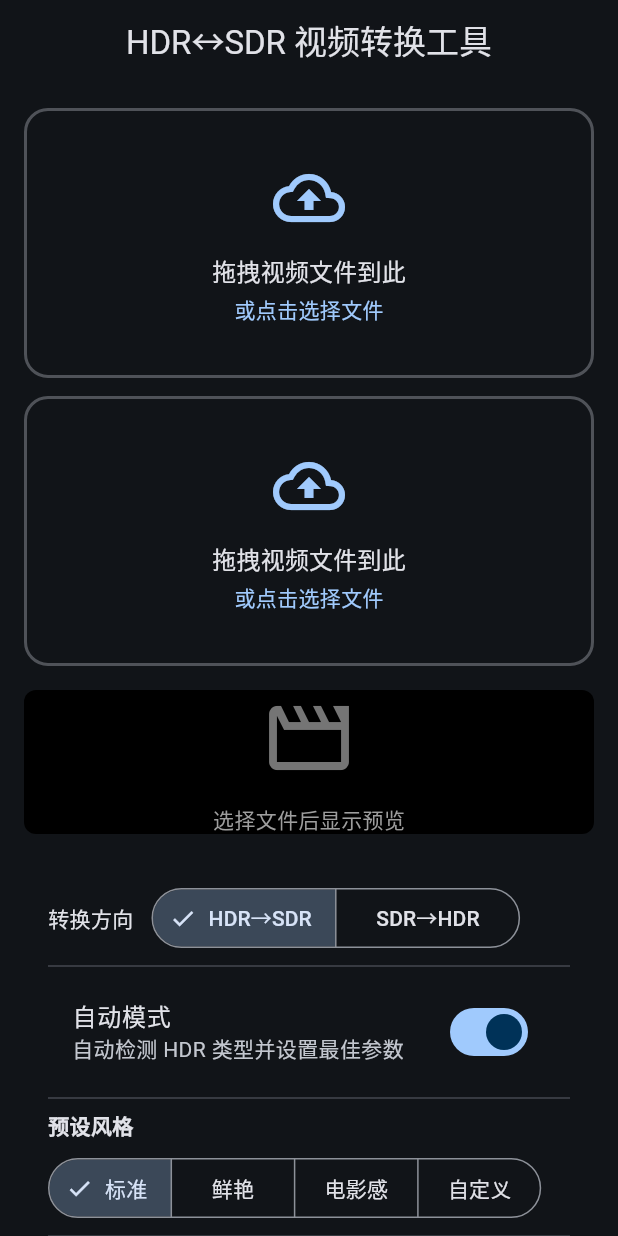
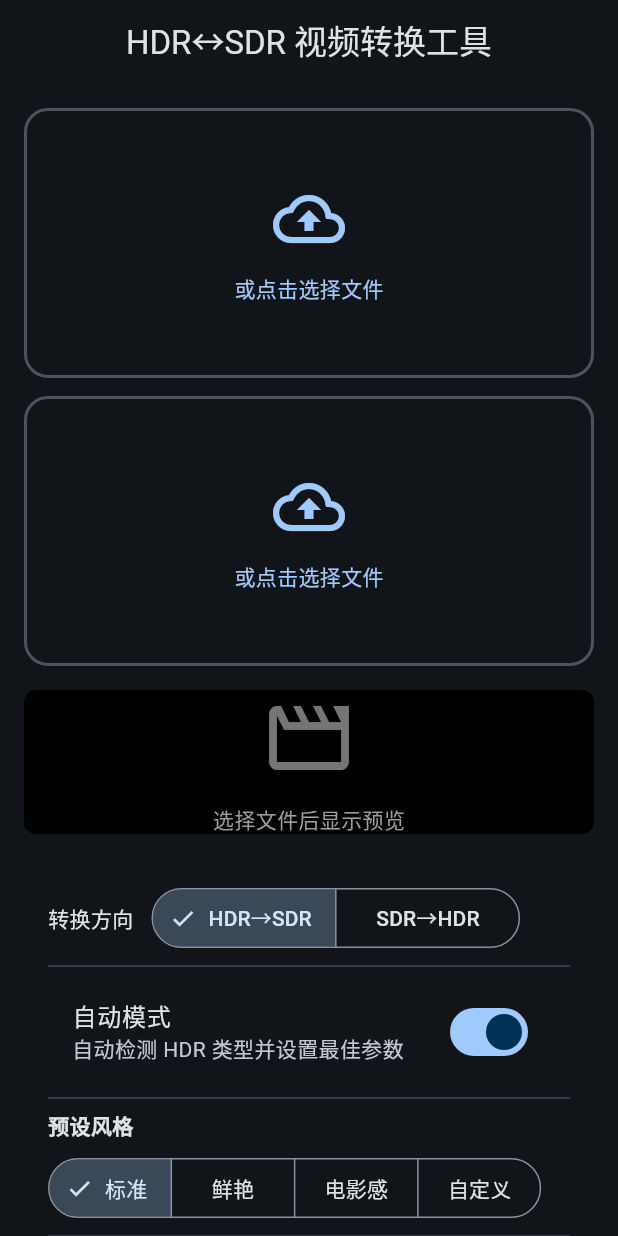
Before and after one commit to Dremous/hdr2sdr, a Flutter app: the screen it shows after launch, on a phone screen of 412 x 824 dp. Run offline on Flutter 3.47's test engine with Material 3 defaults, Android fonts, the phone set to English and light mode, and no system bars; our stand-ins replace file_picker; missing offline and left inert: dart:ffi, desktop_drop.

Commit message:
Task 2: 模型枚举扩展 + NativeBridge 适配 + DropZone 条件编译
- EncoderType 添加 h264Hardware(=3) 和 h265Hardware(=4)
- C 头文件 encoder 注释更新(0-4)
- NativeBridge 添加 Android/iOS 平台加载支持
- DropZone 移动端运行时跳过 DropTarget

```diff
--- a/lib/ffi/native_bridge.dart
+++ b/lib/ffi/native_bridge.dart
@@ -40,6 +40,10 @@ class NativeBridge {
       _lib = DynamicLibrary.open('libhdr_converter.dylib');
     } else if (Platform.isLinux) {
       _lib = DynamicLibrary.open('libhdr_converter.so');
+    } else if (Platform.isAndroid) {
+      _lib = DynamicLibrary.open('libhdr_converter.so');
+    } else if (Platform.isIOS) {
+      _lib = DynamicLibrary.process();
     } else {
       throw UnsupportedError('不支持的平台');
     }
--- a/lib/models/convert_params.dart
+++ b/lib/models/convert_params.dart
@@ -7,7 +7,7 @@ enum PresetStyle { standard, vivid, cinematic, custom }
 enum ColorSpace { bt709, bt2020, dciP3 }
 
 /// 编码器类型枚举
-enum EncoderType { h264, h265, av1 }
+enum EncoderType { h264, h265, av1, h264Hardware, h265Hardware }
 
 /// 转换参数数据模型
 class ConvertParams {
--- a/lib/widgets/drop_zone.dart
+++ b/lib/widgets/drop_zone.dart
@@ -1,3 +1,5 @@
+import 'dart:io' show Platform;
+
 import 'package:flutter/material.dart';
 import 'package:desktop_drop/desktop_drop.dart';
 
@@ -18,12 +20,9 @@ class DropZone extends StatelessWidget {
   @override
   Widget build(BuildContext context) {
     final theme = Theme.of(context);
-    return DropTarget(
-      onDragDone: (detail) {
-        final paths = detail.files.map((f) => f.path).toList();
-        onFilesDropped(paths);
-      },
-      child: InkWell(
+    final isMobile = Platform.isAndroid || Platform.isIOS;
+
+    final content = InkWell(
       onTap: onPickFiles,
       borderRadius: BorderRadius.circular(16),
       child: Container(
@@ -43,8 +42,8 @@ class DropZone extends StatelessWidget {
               Icon(Icons.cloud_upload_outlined,
                   size: 48, color: theme.colorScheme.primary),
               const SizedBox(height: 12),
-                Text('拖拽视频文件到此', style: theme.textTheme.titleMedium),
-                const SizedBox(height: 4),
+              if (!isMobile) Text('拖拽视频文件到此', style: theme.textTheme.titleMedium),
+              if (!isMobile) const SizedBox(height: 4),
               Text('或点击选择文件',
                   style: theme.textTheme.bodyMedium
                       ?.copyWith(color: theme.colorScheme.primary)),
@@ -52,7 +51,18 @@ class DropZone extends StatelessWidget {
           ),
         ),
       ),
-      ),
+    );
+
+    if (isMobile) {
+      return content;
+    }
+
+    return DropTarget(
+      onDragDone: (detail) {
+        final paths = detail.files.map((f) => f.path).toList();
+        onFilesDropped(paths);
+      },
+      child: content,
     );
   }
 }
```
Also changed, not shown: 1 other file. Lines whose indentation alone changed are shown as unchanged.
